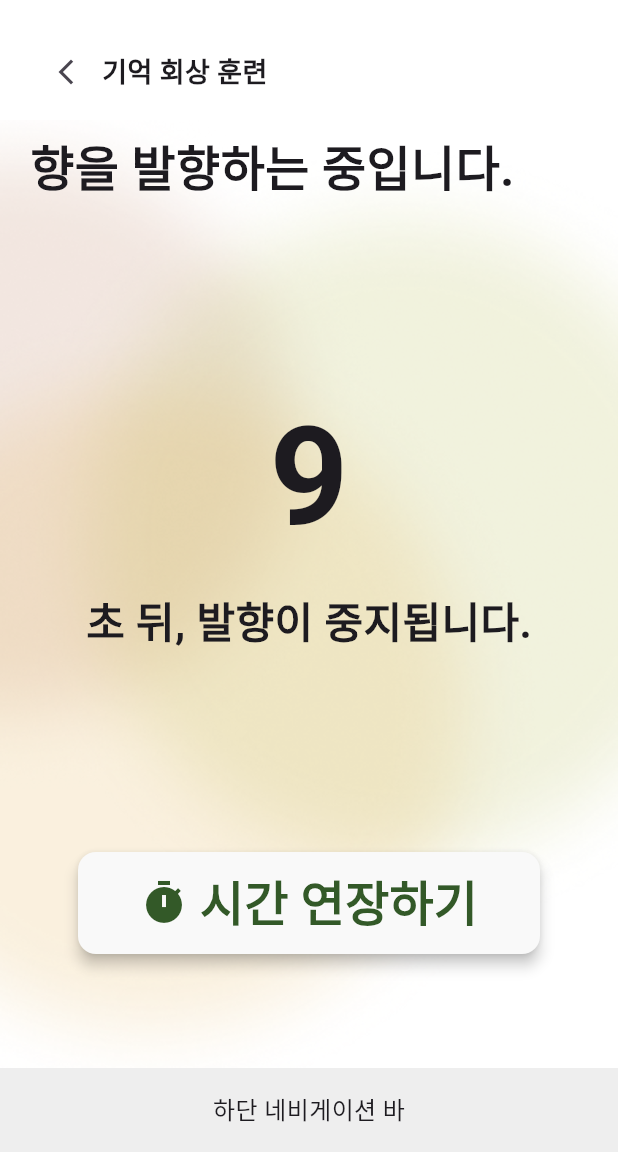
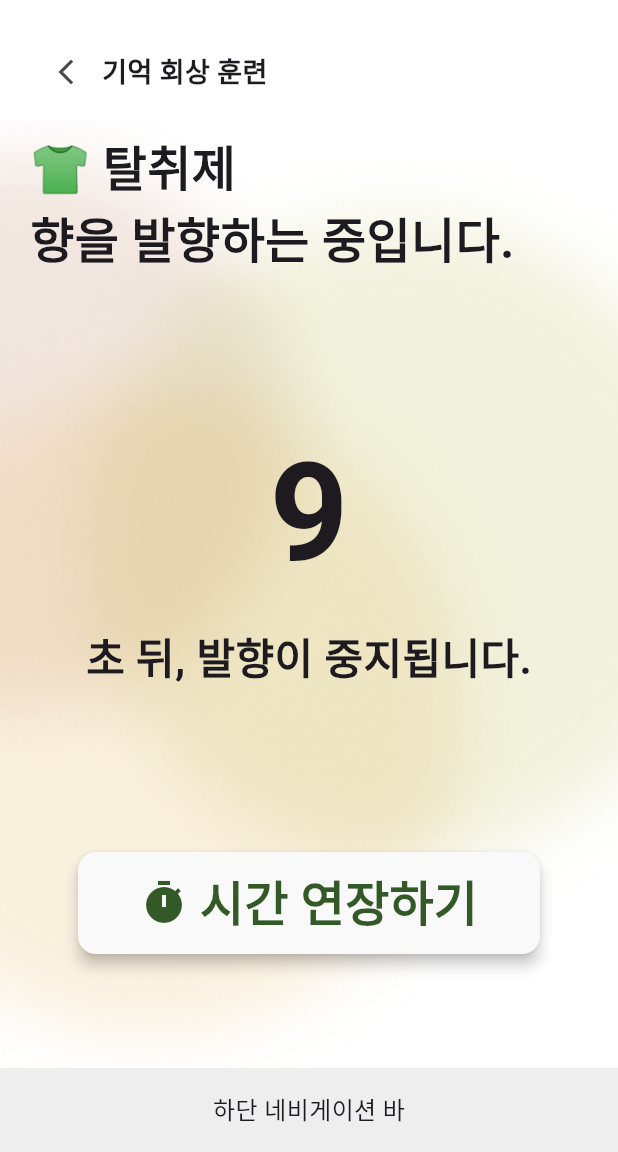
Before and after one commit to deepscent-cnu/deepscent-cnu-app, a Flutter app: the MemoryRecallScentSelectScreen screen opened directly with empty values, after a tap on "없음", on a phone screen of 412 x 824 dp, the part 84-1236 px from its top. Run offline on Flutter 3.47's test engine with Material 3 defaults, Android fonts, the phone set to English and light mode, and no system bars; our stand-ins replace audioplayers, flutter_tts, get, shared_preferences, speech_to_text; missing offline and left inert: record; accounts and stored records are empty; network calls fail.

Commit message:
feat: '없음' 선택 시 랜덤 향 발향 및 종류 표시

```diff
--- a/lib/features/memory_recall_training/presentation/screens/memory_recall_result_screen.dart
+++ b/lib/features/memory_recall_training/presentation/screens/memory_recall_result_screen.dart
@@ -1,6 +1,4 @@
 import 'dart:async';
-import 'dart:convert';
-import 'dart:io';
 import 'package:deepscent_cnu/common/widgets/button_basic.dart';
 import 'package:deepscent_cnu/features/memory_recall_training/data/memory_recall_training_api.dart';
 import 'package:deepscent_cnu/features/training_list/presentation/screens/olfactory_training_list.dart';
--- a/lib/features/memory_recall_training/presentation/screens/memory_recall_scent_select_screen.dart
+++ b/lib/features/memory_recall_training/presentation/screens/memory_recall_scent_select_screen.dart
@@ -1,3 +1,4 @@
+import 'dart:math';
 import 'package:deepscent_cnu/features/memory_recall_training/presentation/screens/memory_recall_training_screen.dart';
 import 'package:flutter/material.dart';
 
@@ -15,6 +16,21 @@ class MemoryRecallScentSelectScreen extends StatelessWidget {
       ['👕 탈취제', '🍊 귤'],
       ['🌿 페퍼민트', '🍫 초콜릿'],
     ];
+
+    // 전체 향기 리스트
+    final allScents = scentItems.expand((pair) => pair).toList();
+
+    void navigateWithScent(String scent) {
+      Navigator.push(
+        context,
+        MaterialPageRoute(
+          builder: (_) => MemoryRecallTrainingScreen(
+            sessionIndex: sessionIndex,
+            selectedScent: scent, // 선택한 향 전달
+          ),
+        ),
+      );
+    }
 
     return Scaffold(
       backgroundColor: Colors.white,
@@ -103,16 +119,7 @@ class MemoryRecallScentSelectScreen extends StatelessWidget {
                                       horizontal: 6,
                                     ),
                                     child: OutlinedButton(
-                                      onPressed: () {
-                                        Navigator.push(
-                                          context,
-                                          MaterialPageRoute(
-                                            builder:
-                                                (_) =>
-                                                    const MemoryRecallTrainingScreen(),
-                                          ),
-                                        );
-                                      },
+                                      onPressed: () => navigateWithScent(label),
                                       style: OutlinedButton.styleFrom(
                                         backgroundColor: Colors.white, // 흰 배경
                                         foregroundColor: const Color(
@@ -153,14 +160,11 @@ class MemoryRecallScentSelectScreen extends StatelessWidget {
                                 48, // 좌우 padding 고려
                             child: OutlinedButton.icon(
                               onPressed: () {
-                                Navigator.push(
-                                  context,
-                                  MaterialPageRoute(
-                                    builder:
-                                        (_) =>
-                                            const MemoryRecallTrainingScreen(),
-                                  ),
-                                );
+                                // 랜덤 선택
+                                final random = Random();
+                                final scent =
+                                    allScents[random.nextInt(allScents.length)];
+                                navigateWithScent(scent);
                               },
                               icon: const Icon(Icons.cancel, color: Colors.red),
                               label: const Text(
--- a/lib/features/memory_recall_training/presentation/screens/memory_recall_training_screen.dart
+++ b/lib/features/memory_recall_training/presentation/screens/memory_recall_training_screen.dart
@@ -4,7 +4,14 @@ import 'package:deepscent_cnu/features/memory_recall_training/presentation/scree
 import 'package:flutter/material.dart';
 
 class MemoryRecallTrainingScreen extends StatefulWidget {
-  const MemoryRecallTrainingScreen({super.key});
+  final int sessionIndex;  // 회차
+  final String selectedScent;  // 선택된 향
+
+  const MemoryRecallTrainingScreen({
+    super.key,
+    required this.sessionIndex,
+    required this.selectedScent,
+  });
 
   @override
   State<MemoryRecallTrainingScreen> createState() =>
@@ -224,8 +231,8 @@ class MemoryRecallTrainingScreenState
                     ],
                   ),
                   const SizedBox(height: 16),
-                  const Text(
-                    '향을 발향하는 중입니다.',
+                  Text(
+                    '${widget.selectedScent}\n향을 발향하는 중입니다.',
                     style: TextStyle(fontSize: 32, fontWeight: FontWeight.bold),
                   ),
                   Expanded(
```
